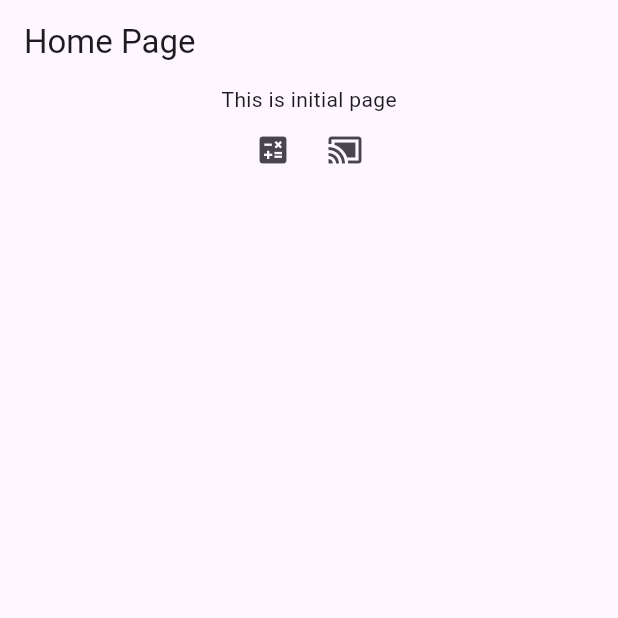
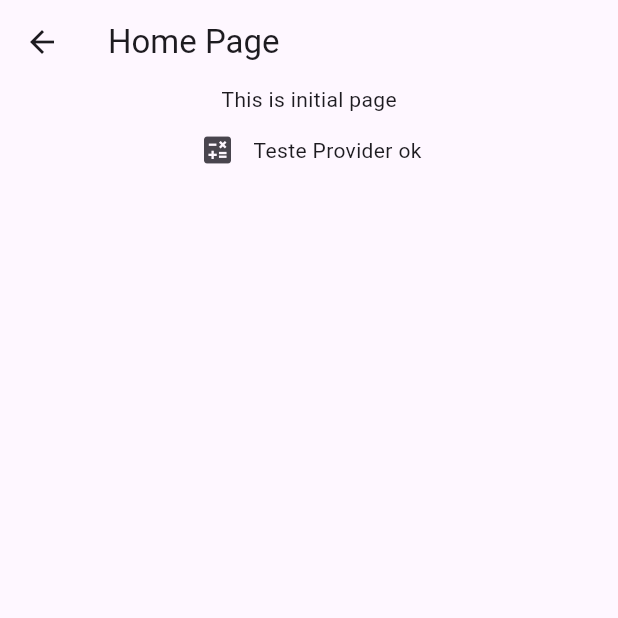
Before and after one commit to pwlimaverde/adf, a Flutter app: the HomePage screen opened directly, on a phone screen of 412 x 824 dp, the top half of it. Run offline on Flutter 3.47's test engine with Material 3 defaults, Android fonts, the phone set to English and light mode, and no system bars; our stand-ins replace args, sqflite, synchronized; missing offline and left inert: return_success_or_error; accounts and stored records are empty.

Commit message:
config module ok

```diff
--- a/adf_jornada_flutter/hands-on/todo_list_provider/lib/src/app_module.dart
+++ b/adf_jornada_flutter/hands-on/todo_list_provider/lib/src/app_module.dart
@@ -1,17 +1,51 @@
+import 'package:flutter/material.dart';
 import 'package:provider/provider.dart';
+import 'package:provider/single_child_widget.dart';
 
+import 'modules/auth/auth_module.dart';
 import 'modules/core/database/sqlite/sqlite_connection.dart';
+import 'modules/core/splash/splash_page.dart';
+
 import 'modules/core/utils/module.dart';
+import 'modules/core/utils/routes.dart';
+import 'modules/home/home_module.dart';
+
+// final class AppModule{
+
+//   final Map<String, Widget Function(BuildContext)> routes = {
+//     Routes.initial.caminho: (context) => const SplashPage(),
+//     ...HomeModule().routes,
+//     ...AuthModule().routes,
+//   };
+
+//   final List<SingleChildWidget> aplicationsBindings = [
+//     Provider(
+//       create: (_) => SqliteConnection(),
+//       lazy: false,
+//     ),
+//     Provider(
+//       create: (_) => "Teste Provider ok",
+//       lazy: false,
+//     ),
+//   ];
+// }
 
 final class AppModule extends Module {
   AppModule()
-      : super(
-          bindings: [
-            Provider(
-              create: (_) => SqliteConnection(),
-              lazy: false,
-            )
-          ],
-          routers: {},
-        );
+      : super(routes: {
+          Routes.initial.caminho: (context) => const SplashPage(),
+          ...HomeModule().routes,
+          ...AuthModule().routes,
+        });
+
+  final List<SingleChildWidget> aplicationsBindings = [
+    Provider(
+      create: (_) => SqliteConnection(),
+      lazy: false,
+    ),
+    Provider(
+      create: (_) => "Teste Provider ok",
+      lazy: false,
+    ),
+  ];
 }
--- a/adf_jornada_flutter/hands-on/todo_list_provider/lib/src/modules/auth/auth_module.dart
+++ b/adf_jornada_flutter/hands-on/todo_list_provider/lib/src/modules/auth/auth_module.dart
@@ -1,6 +1,7 @@
 import 'package:provider/provider.dart';
 
 import '../core/utils/module.dart';
+import '../core/utils/routes.dart';
 import 'ui/login/login_controller.dart';
 import 'ui/login/login_page.dart';
 
@@ -12,8 +13,8 @@ final class AuthModule extends Module {
               create: (_) => LoginController(),
             )
           ],
-          routers: {
-            '/login': (context) => const LoginPage(),
+          routes: {
+            Routes.login.caminho: (context) => const LoginPage(),
           },
         );
 }
--- a/adf_jornada_flutter/hands-on/todo_list_provider/lib/src/modules/core/utils/module.dart
+++ b/adf_jornada_flutter/hands-on/todo_list_provider/lib/src/modules/core/utils/module.dart
@@ -1,20 +1,21 @@
 import 'package:flutter/material.dart';
-import 'package:provider/provider.dart';
 import 'package:provider/single_child_widget.dart';
 
 import 'todo_list_page.dart';
 
 abstract base class Module {
-  final Map<String, WidgetBuilder> _routers;
+  final Map<String, WidgetBuilder> _routes;
   final List<SingleChildWidget>? _bindings;
+
   Module({
-    required Map<String, WidgetBuilder> routers,
+    required Map<String, WidgetBuilder> routes,
     List<SingleChildWidget>? bindings,
-  })  : _routers = routers,
+  })  : _routes = routes,
         _bindings = bindings;
 
-  Map<String, WidgetBuilder> get routers {
-    return _routers.map(
+  Map<String, WidgetBuilder> get routes {
+    return _bindings != null
+        ? _routes.map(
             (key, pageBuilder) => MapEntry(
               key,
               (_) => TodoListPage(
@@ -22,9 +23,7 @@ abstract base class Module {
                 page: pageBuilder,
               ),
             ),
-    );
+          )
+        : _routes;
   }
-
-  List<SingleChildWidget> get bindings => _bindings??[Provider(create: (_) => Object())];
-
 }
--- a/adf_jornada_flutter/hands-on/todo_list_provider/lib/src/modules/core/utils/routes.dart
+++ b/adf_jornada_flutter/hands-on/todo_list_provider/lib/src/modules/core/utils/routes.dart
@@ -1,7 +1,7 @@
 enum Routes {
   initial(caminho: "/"),
-  fibonacci(caminho: "/fibonacci"),
-  checkconnect(caminho: "/checkconnect");
+  home(caminho: "/home"),
+  login(caminho: "/login");
 
   final String caminho;
   const Routes({required this.caminho});
--- a/adf_jornada_flutter/hands-on/todo_list_provider/lib/src/modules/home/home_module.dart
+++ b/adf_jornada_flutter/hands-on/todo_list_provider/lib/src/modules/home/home_module.dart
@@ -1,15 +1,12 @@
-import 'package:flutter/material.dart';
-import 'package:flutter_getit/flutter_getit.dart';
-
+import '../core/utils/module.dart';
 import '../core/utils/routes.dart';
 import 'ui/home_page.dart';
 
-final class HomeModule extends FlutterGetItModule {
-  @override
-  String get moduleRouteName => Routes.initial.caminho;
-
-  @override
-  Map<String, WidgetBuilder> get pages => {
-        '/': (context) => const HomePage(),
-      };
+final class HomeModule extends Module {
+  HomeModule()
+      : super(
+          routes: {
+            Routes.home.caminho: (context) => const HomePage(),
+          },
+        );
 }
--- a/adf_jornada_flutter/hands-on/todo_list_provider/lib/src/modules/home/ui/home_page.dart
+++ b/adf_jornada_flutter/hands-on/todo_list_provider/lib/src/modules/home/ui/home_page.dart
@@ -1,4 +1,5 @@
 import 'package:flutter/material.dart';
+import 'package:provider/provider.dart';
 
 import '../../core/utils/routes.dart';
 
@@ -7,6 +8,7 @@ final class HomePage extends StatelessWidget {
 
   @override
   Widget build(BuildContext context) {
+    final teste = context.select<String, String>((value)=>value);
     return Scaffold(
       appBar: AppBar(title: const Text('Home Page')),
       body: Center(
@@ -24,15 +26,15 @@ final class HomePage extends StatelessWidget {
                 IconButton(
                     onPressed: () => Navigator.pushNamed(
                           context,
-                          Routes.fibonacci.caminho,
+                          Routes.login.caminho,
                         ),
                     icon: const Icon(Icons.calculate)),
-                IconButton(
-                    onPressed: () => Navigator.pushNamed(
-                          context,
-                          Routes.checkconnect.caminho,
-                        ),
-                    icon: const Icon(Icons.cast_connected)),
+                Center(
+                  child: Text(teste),
+                ),
+                const SizedBox(
+                  width: 10,
+                ),
               ],
             ),
           ],
```
Also changed, not shown: adf_jornada_flutter/hands-on/todo_list_provider/lib/src/app_widget.dart (+3 -8 lines), adf_jornada_flutter/hands-on/todo_list_provider/lib/src/modules/core/splash/splash_page.dart (+16 -5 lines), adf_jornada_flutter/hands-on/todo_list_provider/lib/src/modules/core/utils/todo_list_page.dart (+3 -8 lines). Lines whose indentation alone changed are shown as unchanged.
